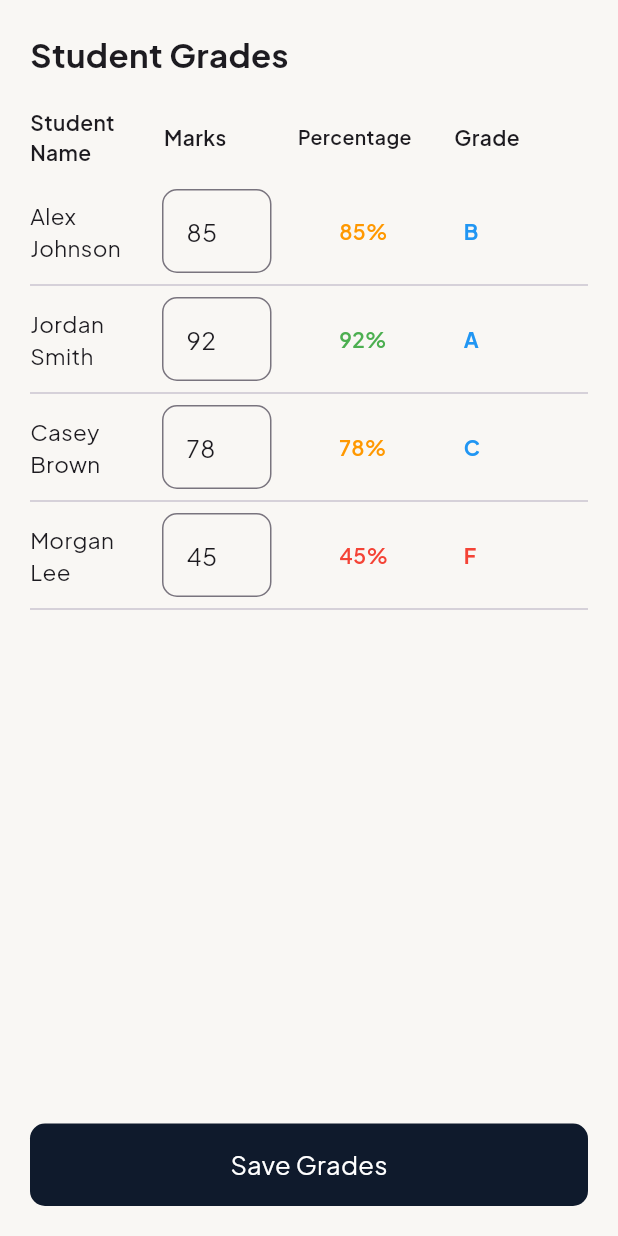
After one commit to Ahmedmo1910/e-learning_dashboard, a Flutter app: the GradesScreen screen opened directly, on a phone screen of 412 x 824 dp. The commit adds this screen. Run offline on Flutter 3.47's test engine with Material 3 defaults, Android fonts, the phone set to English and light mode, and no system bars; our stand-ins replace dio, dots_indicator, flutter_bloc, flutter_svg, gap, get_it and 5 more; accounts and stored records are empty.

Commit message:
add grades screen & attendence screen

```diff
--- a/lib/features/dashboard/presentation/views/widgets/quick_access_card.dart
+++ b/lib/features/dashboard/presentation/views/widgets/quick_access_card.dart
@@ -5,8 +5,7 @@ class QuickAccessCard extends StatelessWidget {
   final IconData icon;
   final String label;
 
-  const QuickAccessCard({Key? key, required this.icon, required this.label})
-    : super(key: key);
+  const QuickAccessCard({super.key, required this.icon, required this.label});
 
   @override
   Widget build(BuildContext context) {
--- a/lib/features/dashboard/presentation/views/widgets/stat_card.dart
+++ b/lib/features/dashboard/presentation/views/widgets/stat_card.dart
@@ -5,8 +5,7 @@ class StatCard extends StatelessWidget {
   final String title;
   final String value;
 
-  const StatCard({Key? key, required this.title, required this.value})
-    : super(key: key);
+  const StatCard({super.key, required this.title, required this.value});
 
   @override
   Widget build(BuildContext context) {
--- /dev/null
+++ b/lib/features/teachers/views/grades_screen.dart
@@ -0,0 +1,158 @@
+import 'package:flutter/material.dart';
+import 'package:teachers_dashboard/features/teachers/widgets/custom_button.dart';
+import 'package:teachers_dashboard/features/teachers/widgets/grades_helper.dart';
+
+class GradesScreen extends StatefulWidget {
+  const GradesScreen({super.key});
+
+  @override
+  State<GradesScreen> createState() => _GradesScreenState();
+}
+
+class _GradesScreenState extends State<GradesScreen> {
+  List students = [
+    {"name": "Alex Johnson", "marks": 85},
+    {"name": "Jordan Smith", "marks": 92},
+    {"name": "Casey Brown", "marks": 78},
+    {"name": "Morgan Lee", "marks": 45},
+  ];
+
+  @override
+  Widget build(BuildContext context) {
+    return GestureDetector(
+      onTap: () => FocusScope.of(context).unfocus(),
+      child: Scaffold(
+        backgroundColor: const Color(0xffF9F7F4),
+        body: SafeArea(
+          child: Padding(
+            padding: const EdgeInsets.all(20),
+            child: Column(
+              crossAxisAlignment: CrossAxisAlignment.start,
+              children: [
+                const Text(
+                  "Student Grades",
+                  style: TextStyle(fontSize: 22, fontWeight: FontWeight.bold),
+                ),
+                const SizedBox(height: 20),
+
+                Row(
+                  children: const [
+                    Expanded(
+                      child: Text(
+                        "Student Name",
+                        style: TextStyle(fontWeight: FontWeight.w600),
+                      ),
+                    ),
+                    Expanded(
+                      child: Text(
+                        "Marks",
+                        style: TextStyle(fontWeight: FontWeight.w600),
+                      ),
+                    ),
+                    Expanded(
+                      child: Text(
+                        "Percentage",
+                        style: TextStyle(fontSize: 13,fontWeight: FontWeight.w600),
+                      ),
+                    ),
+                    SizedBox(width: 15),
+                    Expanded(
+                      child: Text(
+                        "Grade",
+                        style: TextStyle(fontWeight: FontWeight.w600),
+                      ),
+                    ),
+
+                  ],
+                ),
+
+                const SizedBox(height: 15),
+
+                Expanded(
+                  child: ListView.builder(
+                    itemCount: students.length,
+                    itemBuilder: (context, index) {
+                      final student = students[index];
+                      final marks = student["marks"];
+                      final percent = marks;
+                      final grade = GradesHelper.getGrade(marks);
+
+                      return Column(
+                        children: [
+                          Row(
+                            children: [
+                              Expanded(
+                                child: Text(
+                                  student["name"],
+                                  style: const TextStyle(fontSize: 15),
+                                ),
+                              ),
+
+                              Expanded(
+                                child: Padding(
+                                  padding: const EdgeInsets.symmetric(
+                                    horizontal: 5,
+                                  ),
+                                  child: TextFormField(
+                                    initialValue: marks.toString(),
+                                    keyboardType: TextInputType.number,
+                                    decoration: InputDecoration(
+                                      border: OutlineInputBorder(
+                                        borderSide: BorderSide(
+                                          color: Colors.black12,
+                                        ),
+                                        borderRadius: BorderRadius.circular(10),
+                                      ),
+                                    ),
+                                    onChanged: (v) {
+                                      setState(
+                                        () => student["marks"] =
+                                            int.tryParse(v) ?? 0,
+                                      );
+                                    },
+                                  ),
+                                ),
+                              ),
+                              SizedBox(width: 40),
+
+                              Expanded(
+                                child: Text(
+                                  "$percent%",
+                                  style: TextStyle(
+                                    color: GradesHelper.percentColor(percent),
+                                    fontWeight: FontWeight.w600,
+                                  ),
+                                ),
+                              ),
+
+                              Expanded(
+                                child: Text(
+                                  grade,
+                                  style: TextStyle(
+                                    fontWeight: FontWeight.bold,
+                                    color: grade == "F"
+                                        ? Colors.red
+                                        : Colors.blue,
+                                  ),
+                                ),
+                              ),
+                            ],
+                          ),
+                          const Divider(),
+                        ],
+                      );
+                    },
+                  ),
+                ),
+
+                const SizedBox(height: 10),
+
+                CustomButton(text: "Save Grades", onClick: () {}),
+              ],
+            ),
+          ),
+        ),
+      ),
+    );
+  }
+}
--- /dev/null
+++ b/lib/features/teachers/widgets/custom_button.dart
@@ -0,0 +1,23 @@
+import 'package:flutter/material.dart';
+
+class CustomButton extends StatelessWidget {
+  void Function()? onClick;
+  String text;
+  CustomButton({super.key, this.onClick, required this.text});
+
+  @override
+  Widget build(BuildContext context) {
+    return GestureDetector(
+      onTap: () => onClick,
+      child: Container(
+        height: 55,
+        decoration: BoxDecoration(
+          color: const Color(0xff0F1A2C),
+          borderRadius: BorderRadius.circular(10),
+        ),
+        alignment: Alignment.center,
+        child: Text(text, style: TextStyle(fontSize: 17, color: Colors.white)),
+      ),
+    );
+  }
+}
--- /dev/null
+++ b/lib/features/teachers/widgets/grades_helper.dart
@@ -0,0 +1,17 @@
+import 'package:flutter/material.dart';
+
+class GradesHelper {
+  static getGrade(int marks) {
+    if (marks >= 90) return "A";
+    if (marks >= 80) return "B";
+    if (marks >= 70) return "C";
+    if (marks >= 50) return "D";
+    return "F";
+  }
+
+  static percentColor(int value) {
+    if (value >= 90 && value <= 100) return Colors.green;
+    if (value >= 60) return Colors.orange;
+    return Colors.red;
+  }
+}
--- a/lib/main.dart
+++ b/lib/main.dart
@@ -27,6 +27,7 @@ class MyApp extends StatelessWidget {
       debugShowCheckedModeBanner: false,
       onGenerateRoute: onGenerateRoute,
       initialRoute: SplashScreen.routeName,
+
     );
   }
 }
```
Also changed, not shown: lib/features/teachers/views/attendance_screen.dart (added, +189 -0 lines), lib/features/teachers/widgets/status_button.dart (added, +29 -0 lines).
